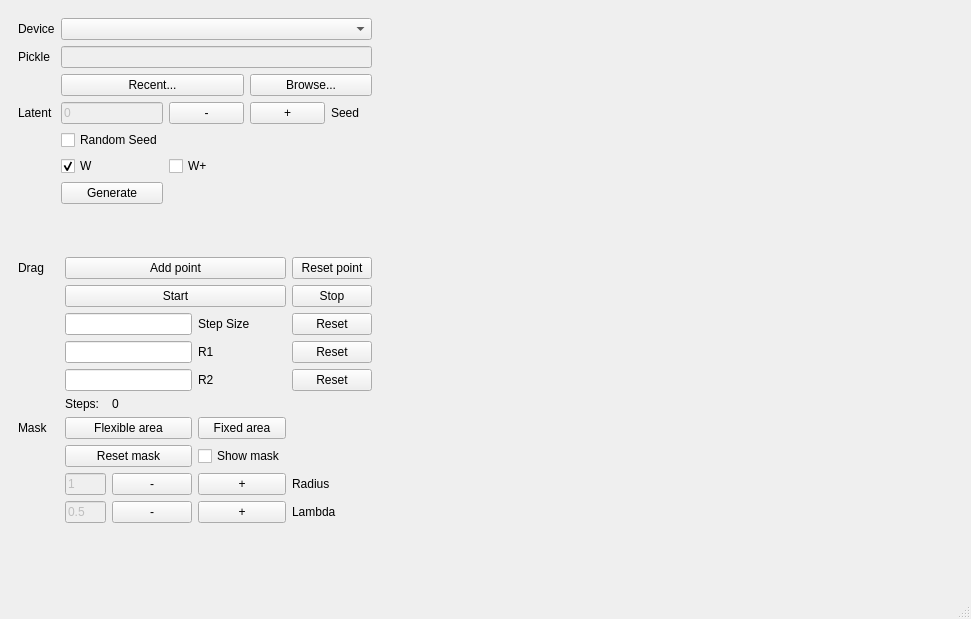
First picture: the form in ui/mainwindow.ui, repository Mech-Who/MyDragGAN, before the edit.
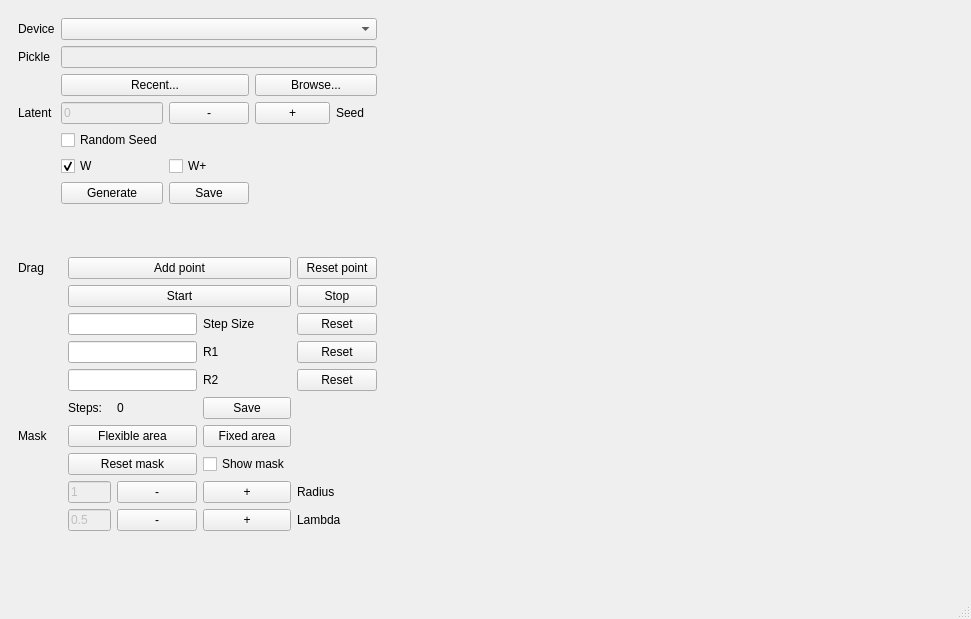
Second picture: the form after the edit. Custom widgets are drawn as their Qt base class.

Diff of the .ui file:
```diff
--- a/ui/mainwindow.ui
+++ b/ui/mainwindow.ui
@@ -177,6 +177,13 @@
          </property>
         </widget>
        </item>
+       <item row="6" column="2">
+        <widget class="QPushButton" name="SaveReal_PushButton">
+         <property name="text">
+          <string>Save</string>
+         </property>
+        </widget>
+       </item>
       </layout>
      </widget>
     </item>
@@ -252,13 +259,6 @@
          </property>
         </widget>
        </item>
-       <item row="7" column="2" colspan="3">
-        <widget class="QLabel" name="StepNumber_Label">
-         <property name="text">
-          <string>0</string>
-         </property>
-        </widget>
-       </item>
        <item row="4" column="3">
         <widget class="QLabel" name="StepSize_Label">
          <property name="text">
@@ -393,6 +393,20 @@
        <item row="6" column="1" colspan="2">
         <widget class="QLineEdit" name="R2_LineEdit"/>
        </item>
+       <item row="7" column="2">
+        <widget class="QLabel" name="StepNumber_Label">
+         <property name="text">
+          <string>0</string>
+         </property>
+        </widget>
+       </item>
+       <item row="7" column="3">
+        <widget class="QPushButton" name="SaveGenerate_PushButton">
+         <property name="text">
+          <string>Save</string>
+         </property>
+        </widget>
+       </item>
       </layout>
      </widget>
     </item>
```
Left out of the diff: 2 changed lines with no effect on the pictures.
